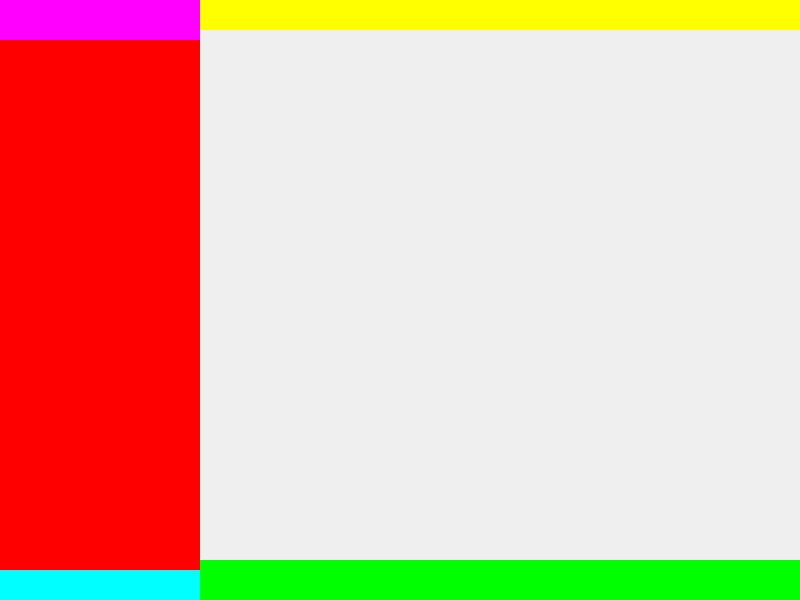
First picture: the form in src/qt/ui/decentralchat.ui, repository Goodyear-Smith-Dev/DecentralChat, before the edit.
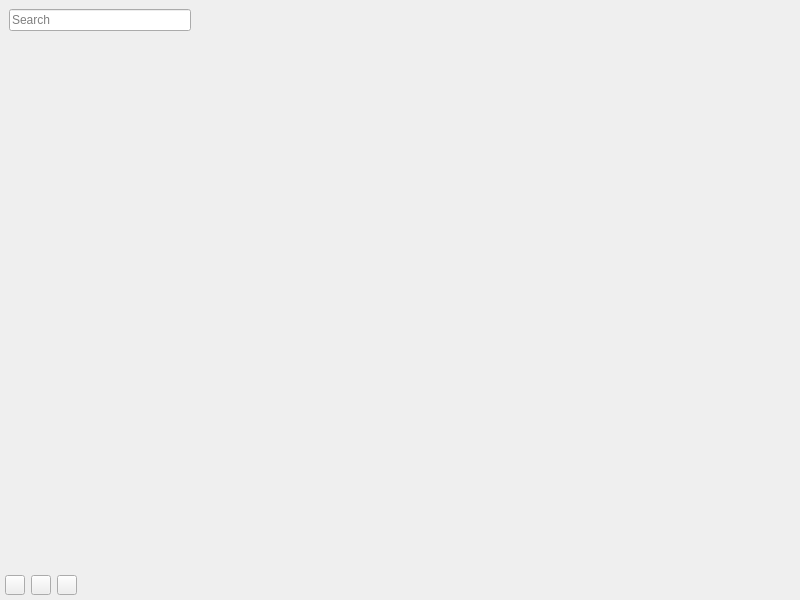
Second picture: the form after the edit. The open tabs and pages were chosen to show the change. Custom widgets are drawn as their Qt base class.

Commit message:
Finish designing main page draft
Drafting is done! On to revisions!

Patch:
```diff
--- a/src/qt/ui/decentralchat.ui
+++ b/src/qt/ui/decentralchat.ui
@@ -766,9 +766,6 @@
                <height>16777215</height>
               </size>
              </property>
-             <property name="styleSheet">
-              <string notr="true">background-color: red;</string>
-             </property>
              <layout class="QVBoxLayout" name="verticalLayout_3">
               <property name="spacing">
                <number>0</number>
@@ -805,13 +802,36 @@
                   <height>40</height>
                  </size>
                 </property>
-                <property name="styleSheet">
-                 <string notr="true">background-color: #f0f;</string>
-                </property>
+                <layout class="QHBoxLayout" name="horizontalLayout_9">
+                 <item>
+                  <widget class="QLineEdit" name="p_main_searchInput">
+                   <property name="placeholderText">
+                    <string>Search</string>
+                   </property>
+                  </widget>
+                 </item>
+                </layout>
                </widget>
               </item>
               <item>
-               <widget class="QWidget" name="p_main_chatDestinations" native="true"/>
+               <widget class="QScrollArea" name="mainChatDestinationsScrollArea">
+                <property name="frameShape">
+                 <enum>QFrame::NoFrame</enum>
+                </property>
+                <property name="widgetResizable">
+                 <bool>true</bool>
+                </property>
+                <widget class="QWidget" name="p_main_chatDestinations">
+                 <property name="geometry">
+                  <rect>
+                   <x>0</x>
+                   <y>0</y>
+                   <width>200</width>
+                   <height>534</height>
+                  </rect>
+                 </property>
+                </widget>
+               </widget>
               </item>
               <item>
                <widget class="QWidget" name="p_main_controlPanel" native="true">
@@ -833,9 +853,120 @@
                   <height>30</height>
                  </size>
                 </property>
-                <property name="styleSheet">
-                 <string notr="true">background-color: #0ff;</string>
-                </property>
+                <layout class="QHBoxLayout" name="horizontalLayout_10">
+                 <property name="leftMargin">
+                  <number>5</number>
+                 </property>
+                 <property name="topMargin">
+                  <number>5</number>
+                 </property>
+                 <property name="rightMargin">
+                  <number>5</number>
+                 </property>
+                 <property name="bottomMargin">
+                  <number>5</number>
+                 </property>
+                 <item>
+                  <widget class="QPushButton" name="p_main_addDest">
+                   <property name="minimumSize">
+                    <size>
+                     <width>20</width>
+                     <height>20</height>
+                    </size>
+                   </property>
+                   <property name="maximumSize">
+                    <size>
+                     <width>20</width>
+                     <height>20</height>
+                    </size>
+                   </property>
+                   <property name="text">
+                    <string/>
+                   </property>
+                   <property name="iconSize">
+                    <size>
+                     <width>16</width>
+                     <height>16</height>
+                    </size>
+                   </property>
+                  </widget>
+                 </item>
+                 <item>
+                  <widget class="QPushButton" name="p_main_editAccount">
+                   <property name="sizePolicy">
+                    <sizepolicy hsizetype="Fixed" vsizetype="Fixed">
+                     <horstretch>0</horstretch>
+                     <verstretch>0</verstretch>
+                    </sizepolicy>
+                   </property>
+                   <property name="minimumSize">
+                    <size>
+                     <width>20</width>
+                     <height>20</height>
+                    </size>
+                   </property>
+                   <property name="maximumSize">
+                    <size>
+                     <width>20</width>
+                     <height>20</height>
+                    </size>
+                   </property>
+                   <property name="text">
+                    <string/>
+                   </property>
+                   <property name="iconSize">
+                    <size>
+                     <width>16</width>
+                     <height>16</height>
+                    </size>
+                   </property>
+                  </widget>
+                 </item>
+                 <item>
+                  <widget class="QPushButton" name="p_main_settings">
+                   <property name="sizePolicy">
+                    <sizepolicy hsizetype="Fixed" vsizetype="Fixed">
+                     <horstretch>0</horstretch>
+                     <verstretch>0</verstretch>
+                    </sizepolicy>
+                   </property>
+                   <property name="minimumSize">
+                    <size>
+                     <width>20</width>
+                     <height>20</height>
+                    </size>
+                   </property>
+                   <property name="maximumSize">
+                    <size>
+                     <width>20</width>
+                     <height>20</height>
+                    </size>
+                   </property>
+                   <property name="text">
+                    <string/>
+                   </property>
+                   <property name="iconSize">
+                    <size>
+                     <width>16</width>
+                     <height>16</height>
+                    </size>
+                   </property>
+                  </widget>
+                 </item>
+                 <item>
+                  <spacer name="horizontalSpacer_5">
+                   <property name="orientation">
+                    <enum>Qt::Horizontal</enum>
+                   </property>
+                   <property name="sizeHint" stdset="0">
+                    <size>
+                     <width>40</width>
+                     <height>20</height>
+                    </size>
+                   </property>
+                  </spacer>
+                 </item>
+                </layout>
                </widget>
               </item>
              </layout>
@@ -860,7 +991,7 @@
                <number>0</number>
               </property>
               <item>
-               <widget class="QWidget" name="p_main_info" native="true">
+               <widget class="QWidget" name="p_main_topbar" native="true">
                 <property name="minimumSize">
                  <size>
                   <width>0</width>
@@ -873,9 +1004,30 @@
                   <height>30</height>
                  </size>
                 </property>
-                <property name="styleSheet">
-                 <string notr="true">background-color: #ff0;</string>
-                </property>
+                <layout class="QHBoxLayout" name="horizontalLayout_8">
+                 <property name="spacing">
+                  <number>5</number>
+                 </property>
+                 <property name="leftMargin">
+                  <number>5</number>
+                 </property>
+                 <property name="topMargin">
+                  <number>5</number>
+                 </property>
+                 <property name="rightMargin">
+                  <number>5</number>
+                 </property>
+                 <property name="bottomMargin">
+                  <number>5</number>
+                 </property>
+                 <item>
+                  <widget class="QLabel" name="p_main_info">
+                   <property name="text">
+                    <string/>
+                   </property>
+                  </widget>
+                 </item>
+                </layout>
                </widget>
               </item>
               <item>
@@ -895,9 +1047,6 @@
                   <height>40</height>
                  </size>
                 </property>
-                <property name="styleSheet">
-                 <string notr="true">background-color: #0f0;</string>
-                </property>
                </widget>
               </item>
              </layout>
```
Left out of the diff: 26 changed lines with no effect on the pictures. The commit also changes 8 other files.
